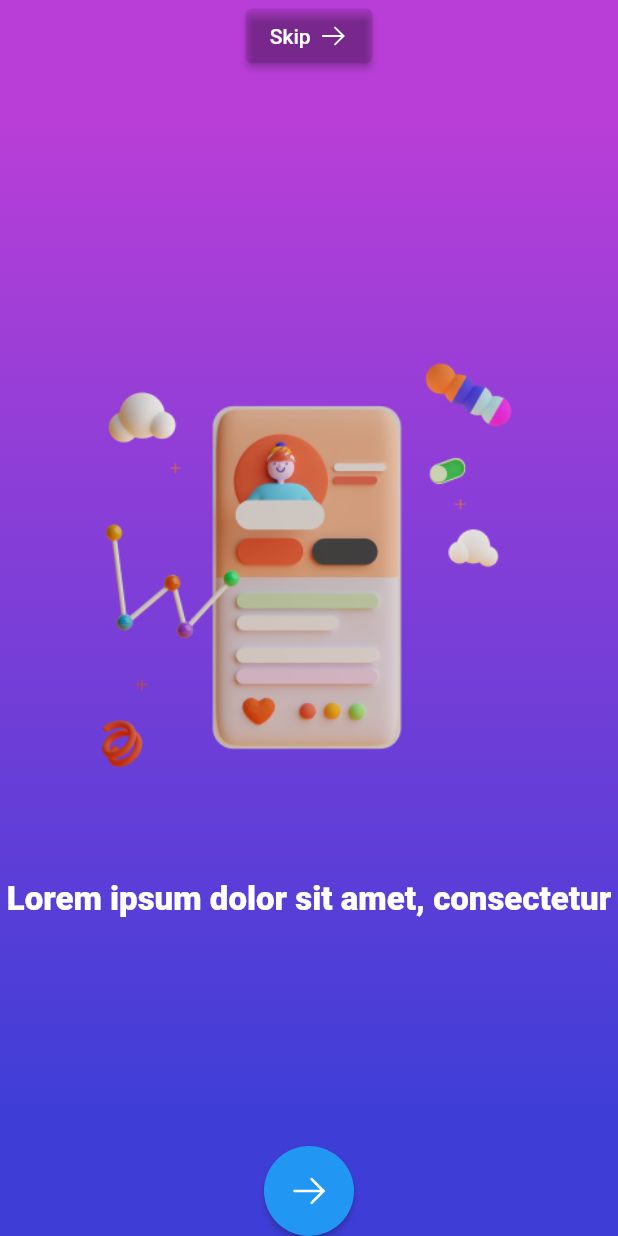
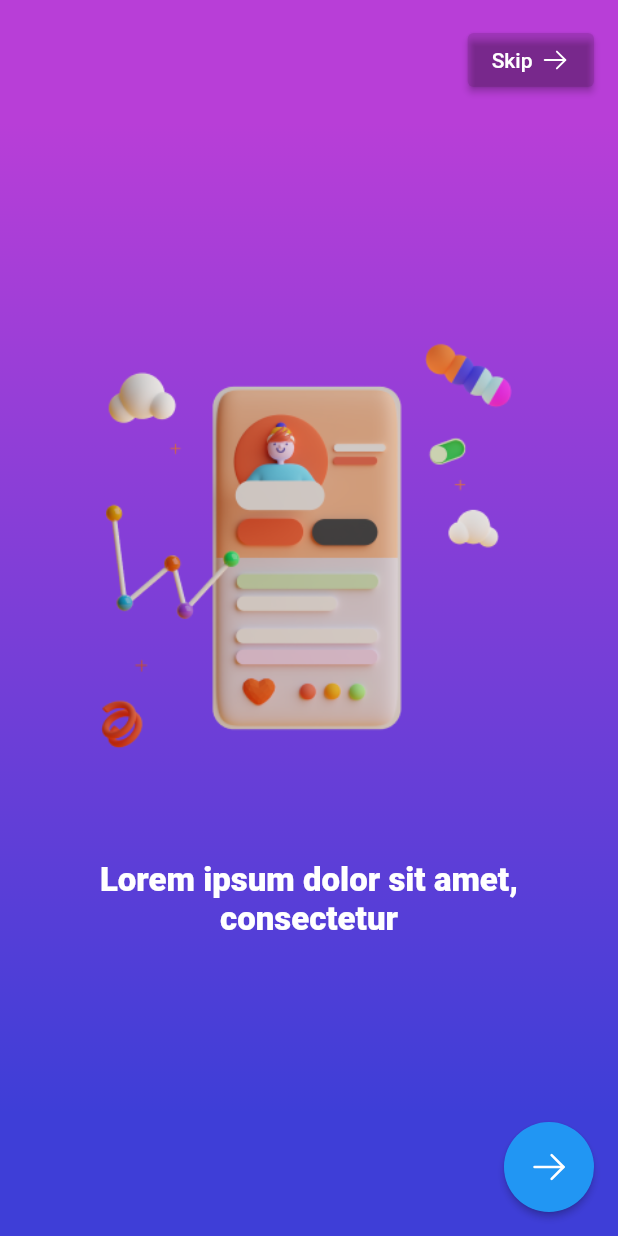
Before and after one commit to emodot/dv_app, a Flutter app: the screen it shows after launch, on a phone screen of 412 x 824 dp. Run offline on Flutter 3.47's test engine with Material 2 defaults, Android fonts, the phone set to English and light mode, and no system bars; our stand-ins replace flutter_svg.

Commit message:
developed the onboarding screens slider

```diff
--- a/lib/screens/onboarding/onboarding_screen.dart
+++ b/lib/screens/onboarding/onboarding_screen.dart
@@ -47,8 +47,13 @@ class _OnBoardingScreenState extends State<OnBoardingScreen> {
           ),
         ),
         child: SafeArea(
+          child: Padding(
+            padding: const EdgeInsets.all(16.0),
             child: Column(
               children: [
+                Row(
+                  children: [
+                    const Spacer(),
                     ElevatedButton(
                       onPressed: () {},
                       style: ElevatedButton.styleFrom(
@@ -66,6 +71,8 @@ class _OnBoardingScreenState extends State<OnBoardingScreen> {
                         ],
                       ),
                     ),
+                  ],
+                ),
                 Expanded(
                   child: PageView.builder(
                     itemCount: demo_data.length,
@@ -76,6 +83,9 @@ class _OnBoardingScreenState extends State<OnBoardingScreen> {
                     ),
                   ),
                 ),
+                Row(
+                  children: [
+                    const Spacer(),
                     SizedBox(
                       height: 60,
                       width: 60,
@@ -94,8 +104,11 @@ class _OnBoardingScreenState extends State<OnBoardingScreen> {
                           color: Colors.white,
                         ),
                       ),
+                    ),
+                  ],
                 )
               ],
+            ),
           ),
         ),
       ),
```
Lines whose indentation alone changed are shown as unchanged.
